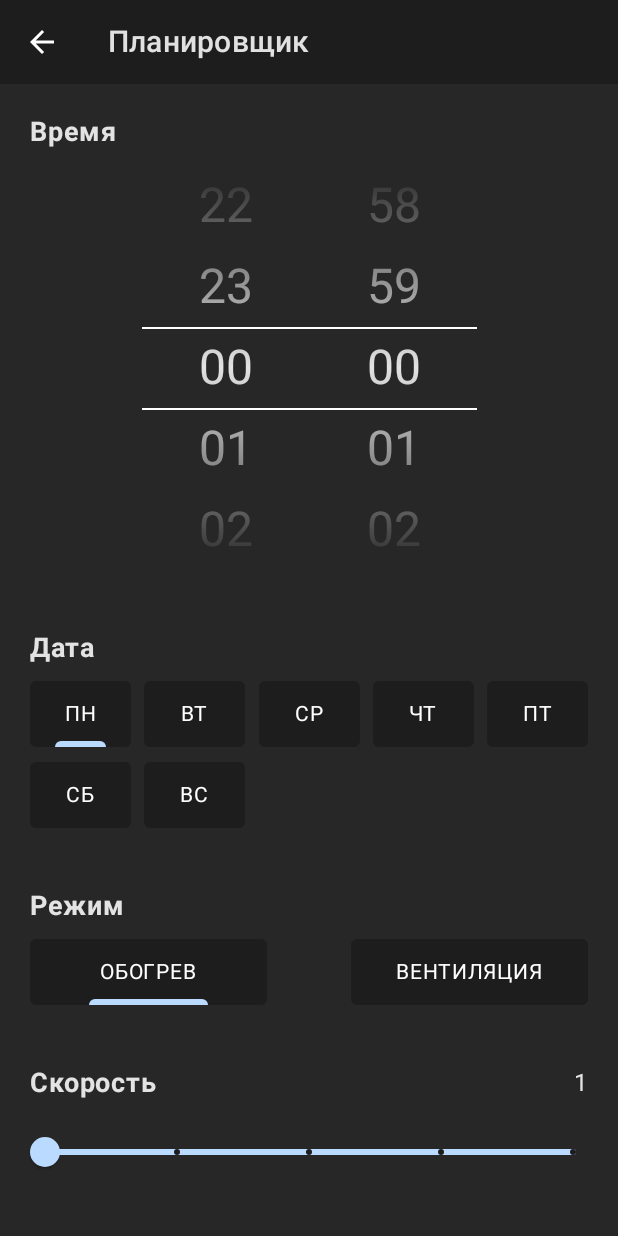
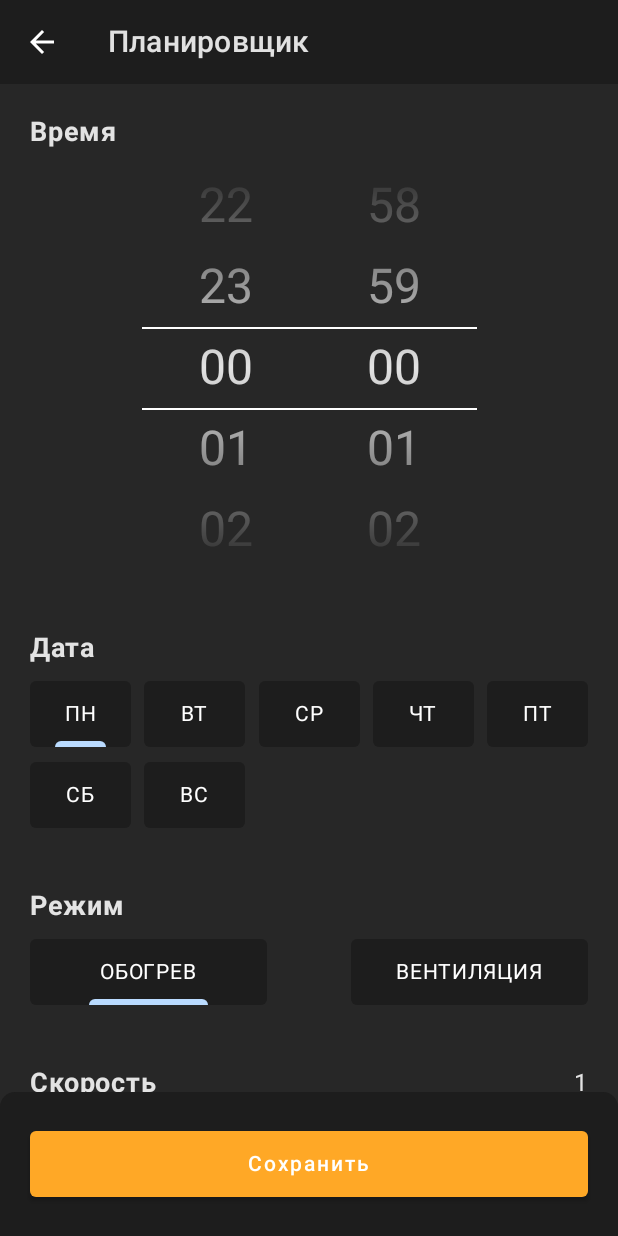
Before and after one commit to VopRos-ZP/CityronCompose, an Android app built with Jetpack Compose: the composable EditSchedulerScreen called with empty values, on a phone screen of 412 x 824 dp. Run offline under Robolectric (Android 15) with nearby library versions, the phone set to English and light mode, and no system bars; our stand-ins replace Dagger/Hilt's generated code; network calls fail; 1 statement that could not run was skipped.

Commit message:
Мелкие правки

```diff
--- /dev/null
+++ b/app/src/main/java/ru/cityron/presentation/components/BottomSaveButton.kt
@@ -0,0 +1,38 @@
+package ru.cityron.presentation.components
+
+import androidx.compose.foundation.layout.PaddingValues
+import androidx.compose.foundation.layout.fillMaxWidth
+import androidx.compose.foundation.shape.RoundedCornerShape
+import androidx.compose.material.BottomAppBar
+import androidx.compose.material.Button
+import androidx.compose.material.ButtonDefaults
+import androidx.compose.material.MaterialTheme
+import androidx.compose.material.Text
+import androidx.compose.runtime.Composable
+import androidx.compose.ui.Modifier
+import androidx.compose.ui.draw.clip
+import androidx.compose.ui.unit.dp
+
+@Composable
+fun BottomSaveButton(
+    onClick: () -> Unit
+) {
+    BottomAppBar(
+        modifier = Modifier.clip(RoundedCornerShape(topStart = 10.dp, topEnd = 10.dp)),
+        backgroundColor = MaterialTheme.colors.primary,
+        contentPadding = PaddingValues(20.dp),
+    ) {
+        Button(
+            modifier = Modifier.fillMaxWidth(),
+            shape = RoundedCornerShape(4.dp),
+            contentPadding = PaddingValues(vertical = 14.dp),
+            colors = ButtonDefaults.buttonColors(
+                backgroundColor = MaterialTheme.colors.secondary,
+                contentColor = MaterialTheme.colors.onBackground
+            ),
+            onClick = onClick
+        ) {
+            Text(text = "Сохранить")
+        }
+    }
+}
--- a/app/src/main/java/ru/cityron/presentation/screens/alarms/AlarmsViewModel.kt
+++ b/app/src/main/java/ru/cityron/presentation/screens/alarms/AlarmsViewModel.kt
@@ -2,6 +2,7 @@ package ru.cityron.presentation.screens.alarms
 
 import dagger.hilt.android.lifecycle.HiltViewModel
 import kotlinx.coroutines.flow.MutableStateFlow
+import kotlinx.coroutines.flow.asStateFlow
 import ru.cityron.domain.model.Alarm
 import ru.cityron.domain.repository.ConfRepository
 import ru.cityron.domain.repository.M3Repository
@@ -15,7 +16,10 @@ class AlarmsViewModel @Inject constructor(
 ) : ConfViewModel(confRepository) {
 
     private val _alarms = MutableStateFlow(emptyList<Alarm>())
+    val alarms = _alarms.asStateFlow()
 
+    fun fetchAlarms() {
 
+    }
 
 }
--- a/app/src/main/java/ru/cityron/presentation/screens/editScheduler/EditSchedulerScreen.kt
+++ b/app/src/main/java/ru/cityron/presentation/screens/editScheduler/EditSchedulerScreen.kt
@@ -50,6 +50,7 @@ import androidx.hilt.navigation.compose.hiltViewModel
 import ru.cityron.domain.utils.Temp
 import ru.cityron.domain.utils.toTime
 import ru.cityron.presentation.components.BackScaffold
+import ru.cityron.presentation.components.BottomSaveButton
 import ru.cityron.presentation.components.FanSlider
 import ru.cityron.presentation.components.NumberPicker
 
@@ -67,24 +68,7 @@ fun EditSchedulerScreen(
         bottomBar = {
             AnimatedContent(targetState = isChanged, label = "") {
                 when (it) {
-                    true -> BottomAppBar(
-                        modifier = Modifier.clip(RoundedCornerShape(topStart = 10.dp, topEnd = 10.dp)),
-                        backgroundColor = MaterialTheme.colors.primary,
-                        contentPadding = PaddingValues(20.dp),
-                    ) {
-                        Button(
-                            modifier = Modifier.fillMaxWidth(),
-                            shape = RoundedCornerShape(4.dp),
-                            contentPadding = PaddingValues(vertical = 14.dp),
-                            colors = ButtonDefaults.buttonColors(
-                                backgroundColor = MaterialTheme.colors.secondary,
-                                contentColor = MaterialTheme.colors.onBackground
-                            ),
-                            onClick = viewModel::onSaveClick
-                        ) {
-                            Text(text = "Сохранить")
-                        }
-                    }
+                    true -> BottomSaveButton(onClick = viewModel::onSaveClick)
                     else -> {}
                 }
             }
--- a/app/src/main/java/ru/cityron/presentation/screens/editScheduler/EditSchedulerViewModel.kt
+++ b/app/src/main/java/ru/cityron/presentation/screens/editScheduler/EditSchedulerViewModel.kt
@@ -27,6 +27,12 @@ class EditSchedulerViewModel @Inject constructor(
 
     fun fetchTask(id: Int) {
         viewModelScope.launch(Dispatchers.IO) {
+            launch {
+                localTask.collect {
+                    _isChanged.emit(_task.value != it)
+                }
+            }
+
             val sched = getM3SchedUseCase()
             val task = when (id) {
                 0 -> sched.task0
@@ -41,11 +47,8 @@ class EditSchedulerViewModel @Inject constructor(
                 9 -> sched.task9
                 else -> throw RuntimeException()
             }
-            _task.value = task
-            _localTask.value = task
-            localTask.collect {
-                _isChanged.value = _task.value != it
-            }
+            _task.emit(task)
+            _localTask.emit(task)
         }
     }
 
```
Also changed, not shown: app/src/main/java/ru/cityron/presentation/screens/alarms/AlarmsScreen.kt (+9 -1 lines), app/src/main/java/ru/cityron/presentation/screens/events/filters/EventFiltersScreen.kt (+21 -1 lines).
